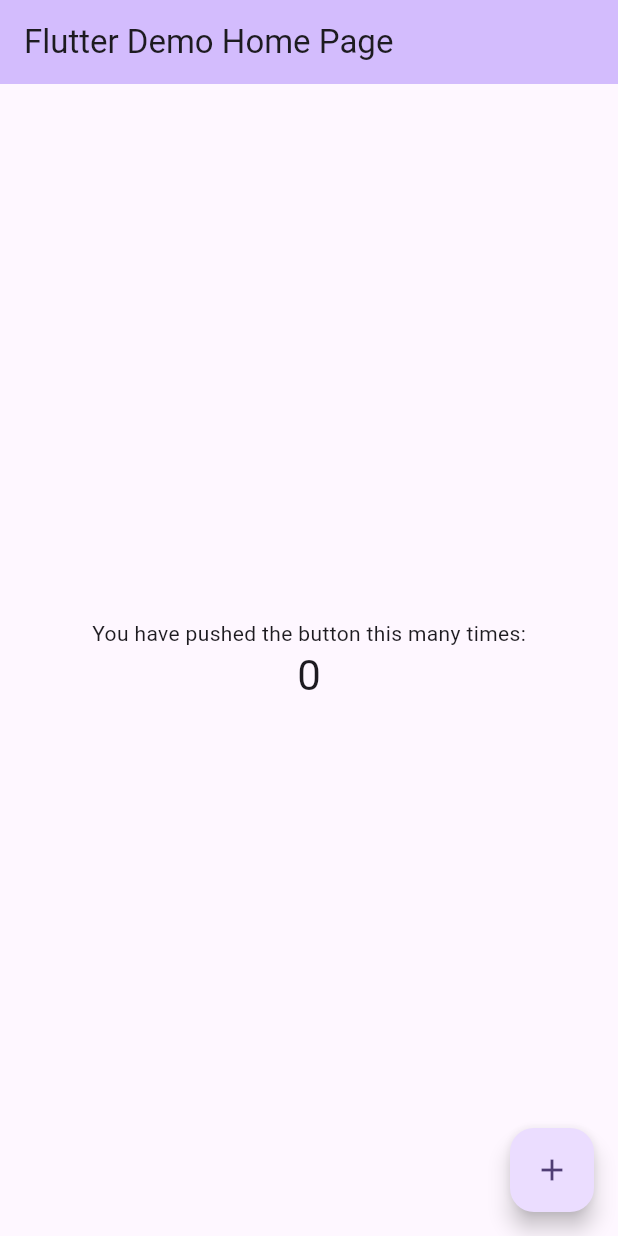
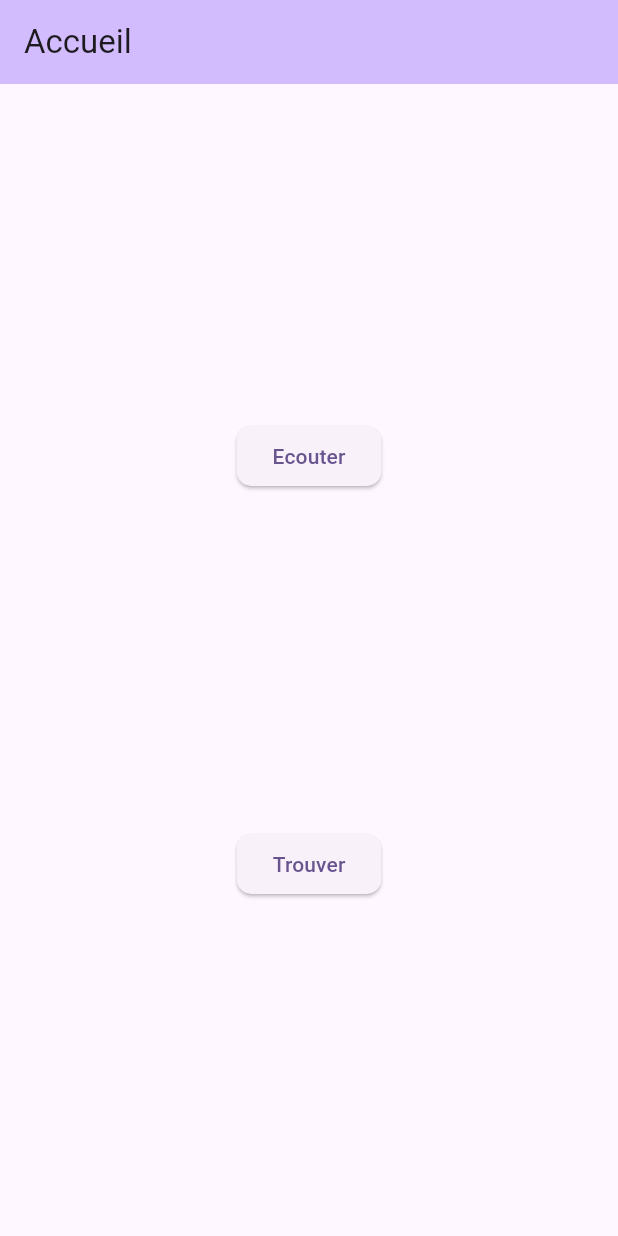
Before and after one commit to loloof64/EntrainementLecture, a Flutter app: the screen it shows after launch, on a phone screen of 412 x 824 dp. Run offline on Flutter 3.47's test engine with Material 2 defaults, Android fonts, the light colour scheme and no system bars; missing offline and left inert: minisound.

Commit message:
starting playing sounds

```diff
--- a/lib/main.dart
+++ b/lib/main.dart
@@ -1,4 +1,6 @@
+import 'package:entrainement_lecture/widgets/beautiful_button.dart';
 import 'package:flutter/material.dart';
+import 'package:minisound/minisound.dart';
 
 void main() {
   runApp(const MyApp());
@@ -7,119 +9,69 @@ void main() {
 class MyApp extends StatelessWidget {
   const MyApp({super.key});
 
-  // This widget is the root of your application.
-  @override
+ @override
   Widget build(BuildContext context) {
     return MaterialApp(
-      title: 'Flutter Demo',
+      title: 'Entrainement à la lecture',
       theme: ThemeData(
-        // This is the theme of your application.
-        //
-        // TRY THIS: Try running your application with "flutter run". You'll see
-        // the application has a blue toolbar. Then, without quitting the app,
-        // try changing the seedColor in the colorScheme below to Colors.green
-        // and then invoke "hot reload" (save your changes or press the "hot
-        // reload" button in a Flutter-supported IDE, or press "r" if you used
-        // the command line to start the app).
-        //
-        // Notice that the counter didn't reset back to zero; the application
-        // state is not lost during the reload. To reset the state, use hot
-        // restart instead.
-        //
-        // This works for code too, not just values: Most code changes can be
-        // tested with just a hot reload.
         colorScheme: ColorScheme.fromSeed(seedColor: Colors.deepPurple),
         useMaterial3: true,
       ),
-      home: const MyHomePage(title: 'Flutter Demo Home Page'),
+      home: const MyHomePage(),
     );
   }
 }
 
 class MyHomePage extends StatefulWidget {
-  const MyHomePage({super.key, required this.title});
-
-  // This widget is the home page of your application. It is stateful, meaning
-  // that it has a State object (defined below) that contains fields that affect
-  // how it looks.
-
-  // This class is the configuration for the state. It holds the values (in this
-  // case the title) provided by the parent (in this case the App widget) and
-  // used by the build method of the State. Fields in a Widget subclass are
-  // always marked "final".
-
-  final String title;
+  const MyHomePage({super.key});
 
   @override
   State<MyHomePage> createState() => _MyHomePageState();
 }
 
 class _MyHomePageState extends State<MyHomePage> {
-  int _counter = 0;
 
-  void _incrementCounter() {
-    setState(() {
-      // This call to setState tells the Flutter framework that something has
-      // changed in this State, which causes it to rerun the build method below
-      // so that the display can reflect the updated values. If we changed
-      // _counter without calling setState(), then the build method would not be
-      // called again, and so nothing would appear to happen.
-      _counter++;
-    });
+  final _soundEngine = Engine();
+
+  @override
+  void initState() {
+    _initSoundEngine();
+    super.initState();
+  }
+
+  void _initSoundEngine() async {
+    await _soundEngine.init();
+  }
+
+
+  void _playSound(String assetSoundPath) async {
+    final sound = await _soundEngine.loadSoundAsset(assetSoundPath);
+    await _soundEngine.start();
+    sound.play();
   }
 
   @override
   Widget build(BuildContext context) {
-    // This method is rerun every time setState is called, for instance as done
-    // by the _incrementCounter method above.
-    //
-    // The Flutter framework has been optimized to make rerunning build methods
-    // fast, so that you can just rebuild anything that needs updating rather
-    // than having to individually change instances of widgets.
     return Scaffold(
       appBar: AppBar(
-        // TRY THIS: Try changing the color here to a specific color (to
-        // Colors.amber, perhaps?) and trigger a hot reload to see the AppBar
-        // change color while the other colors stay the same.
         backgroundColor: Theme.of(context).colorScheme.inversePrimary,
-        // Here we take the value from the MyHomePage object that was created by
-        // the App.build method, and use it to set our appbar title.
-        title: Text(widget.title),
+        title: const Text("Accueil"),
       ),
       body: Center(
-        // Center is a layout widget. It takes a single child and positions it
-        // in the middle of the parent.
         child: Column(
-          // Column is also a layout widget. It takes a list of children and
-          // arranges them vertically. By default, it sizes itself to fit its
-          // children horizontally, and tries to be as tall as its parent.
-          //
-          // Column has various properties to control how it sizes itself and
-          // how it positions its children. Here we use mainAxisAlignment to
-          // center the children vertically; the main axis here is the vertical
-          // axis because Columns are vertical (the cross axis would be
-          // horizontal).
-          //
-          // TRY THIS: Invoke "debug painting" (choose the "Toggle Debug Paint"
-          // action in the IDE, or press "p" in the console), to see the
-          // wireframe for each widget.
-          mainAxisAlignment: MainAxisAlignment.center,
+          mainAxisAlignment: MainAxisAlignment.spaceEvenly,
           children: <Widget>[
-            const Text(
-              'You have pushed the button this many times:',
+            BeautifulButtonWidget(
+              caption: 'Ecouter',
+              action: () => _playSound('assets/sounds/ecouter.mp3'),
             ),
-            Text(
-              '$_counter',
-              style: Theme.of(context).textTheme.headlineMedium,
+            BeautifulButtonWidget(
+              caption: 'Trouver',
+              action: () => _playSound('assets/sounds/trouver.mp3'),
             ),
           ],
         ),
       ),
-      floatingActionButton: FloatingActionButton(
-        onPressed: _incrementCounter,
-        tooltip: 'Increment',
-        child: const Icon(Icons.add),
-      ), // This trailing comma makes auto-formatting nicer for build methods.
     );
   }
 }
--- /dev/null
+++ b/lib/widgets/beautiful_button.dart
@@ -0,0 +1,25 @@
+import 'package:flutter/material.dart';
+
+class BeautifulButtonWidget extends StatelessWidget {
+  final String caption;
+  final void Function() action;
+
+  const BeautifulButtonWidget({
+    super.key,
+    required this.caption,
+    required this.action,
+  });
+
+  @override
+  Widget build(BuildContext context) {
+    return ElevatedButton(
+      onPressed: action,
+      style: ElevatedButton.styleFrom(
+        shape: RoundedRectangleBorder(
+          borderRadius: BorderRadius.circular(10.0),
+        ),
+      ),
+      child: Text(caption),
+    );
+  }
+}
--- a/pubspec.yaml
+++ b/pubspec.yaml
@@ -35,6 +35,7 @@ dependencies:
   # The following adds the Cupertino Icons font to your application.
   # Use with the CupertinoIcons class for iOS style icons.
   cupertino_icons: ^1.0.2
+  minisound: ^1.2.0
 
 dev_dependencies:
   flutter_test:
```
Also changed, not shown: pubspec.lock, 2 other files.
